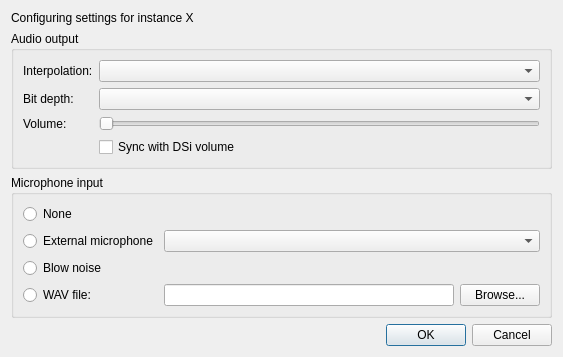
The window that src/frontend/qt_sdl/AudioSettingsDialog.ui (tjdduq23-droid/melonDS-1.1-korean) describes before a commit, drawn with Qt 5.
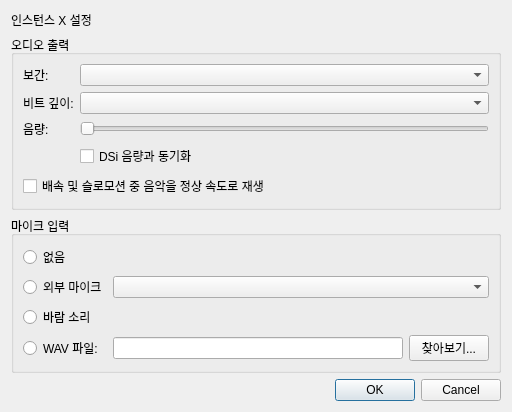
The same window after the commit. Custom widgets are drawn as their Qt base class.

Commit message: Add Korean settings and audio speed patch

The edit to the form file:
```diff
--- a/src/frontend/qt_sdl/AudioSettingsDialog.ui
+++ b/src/frontend/qt_sdl/AudioSettingsDialog.ui
@@ -26,20 +26,20 @@
    <item>
     <widget class="QLabel" name="lblInstanceNum">
      <property name="text">
-      <string>Configuring settings for instance X</string>
+      <string>인스턴스 X 설정</string>
      </property>
     </widget>
    </item>
    <item>
     <widget class="QGroupBox" name="groupBox">
      <property name="title">
-      <string>Audio output</string>
+      <string>오디오 출력</string>
      </property>
      <layout class="QGridLayout" name="gridLayout_2">
       <item row="2" column="0">
        <widget class="QLabel" name="label">
         <property name="text">
-         <string>Volume:</string>
+         <string>음량:</string>
         </property>
        </widget>
       </item>
@@ -65,14 +65,24 @@
           <string>&lt;html&gt;&lt;head/&gt;&lt;body&gt;&lt;p&gt;Synchronizes the output volume with the DSi hardware volume.&lt;/p&gt;&lt;/body&gt;&lt;/html&gt;</string>
          </property>
          <property name="text">
-          <string>Sync with DSi volume</string>
+          <string>DSi 음량과 동기화</string>
          </property>
         </widget>
       </item>
+      <item row="4" column="0" colspan="2">
+       <widget class="QCheckBox" name="chkKeepMusicSpeed">
+        <property name="whatsThis">
+         <string>&lt;html&gt;&lt;head/&gt;&lt;body&gt;&lt;p&gt;While fast-forwarding or in slow motion, runs the DS sound hardware (ARM7 timers and SPU) on real time, so music and sound effects keep their normal speed and pitch while the game runs faster or slower.&lt;/p&gt;&lt;/body&gt;&lt;/html&gt;</string>
+        </property>
+        <property name="text">
+         <string>배속 및 슬로모션 중 음악을 정상 속도로 재생</string>
+        </property>
+       </widget>
+      </item>
       <item row="0" column="0">
        <widget class="QLabel" name="label_2">
         <property name="text">
-         <string>Interpolation:</string>
+         <string>보간:</string>
         </property>
        </widget>
       </item>
@@ -86,7 +96,7 @@
       <item row="1" column="0">
        <widget class="QLabel" name="label_3">
         <property name="text">
-         <string>Bit depth:</string>
+         <string>비트 깊이:</string>
         </property>
        </widget>
       </item>
@@ -103,7 +113,7 @@
    <item>
     <widget class="QGroupBox" name="groupBox_2">
      <property name="title">
-      <string>Microphone input</string>
+      <string>마이크 입력</string>
      </property>
      <layout class="QGridLayout" name="gridLayout">
       <item row="3" column="1">
@@ -125,14 +135,14 @@
          <string>&lt;html&gt;&lt;head/&gt;&lt;body&gt;&lt;p&gt;Forward a WAV file to the emulated microphone.&lt;/p&gt;&lt;p&gt;This input mode is activated by holding the microphone hotkey (see Input and Hotkeys).&lt;/p&gt;&lt;/body&gt;&lt;/html&gt;</string>
         </property>
         <property name="text">
-         <string>WAV file:</string>
+         <string>WAV 파일:</string>
         </property>
        </widget>
       </item>
       <item row="3" column="2">
        <widget class="QPushButton" name="btnMicWavBrowse">
         <property name="text">
-         <string>Browse...</string>
+         <string>찾아보기...</string>
         </property>
        </widget>
       </item>
@@ -142,7 +152,7 @@
          <string>&lt;html&gt;&lt;head/&gt;&lt;body&gt;&lt;p&gt;Input from an external microphone, if available, will be forwarded to the emulated microphone.&lt;/p&gt;&lt;/body&gt;&lt;/html&gt;</string>
         </property>
         <property name="text">
-         <string>External microphone</string>
+         <string>외부 마이크</string>
         </property>
        </widget>
       </item>
@@ -159,7 +169,7 @@
          <string>&lt;html&gt;&lt;head/&gt;&lt;body&gt;&lt;p&gt;Noise will be forwarded to the emulated microphone, simulating blowing into the microphone.&lt;/p&gt;&lt;p&gt;This input mode is activated by holding the microphone hotkey (see Input and Hotkeys).&lt;/p&gt;&lt;/body&gt;&lt;/html&gt;</string>
         </property>
         <property name="text">
-         <string>Blow noise</string>
+         <string>바람 소리</string>
         </property>
        </widget>
       </item>
@@ -169,7 +179,7 @@
          <string>&lt;html&gt;&lt;head/&gt;&lt;body&gt;&lt;p&gt;No microphone input.&lt;/p&gt;&lt;/body&gt;&lt;/html&gt;</string>
         </property>
         <property name="text">
-         <string>None</string>
+         <string>없음</string>
         </property>
        </widget>
       </item>
```
Left out of the diff: 2 changed lines with no effect on the pictures. The commit also changes 19 other files.
